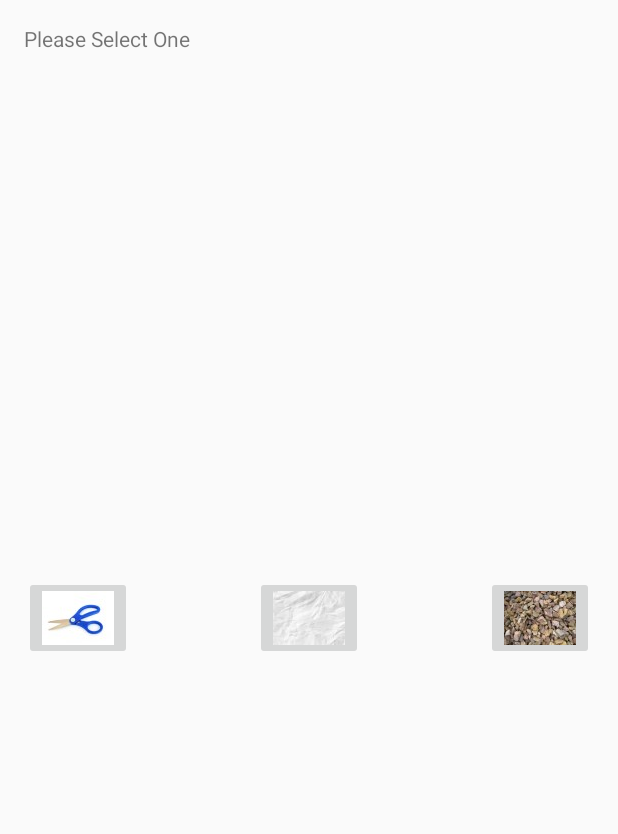
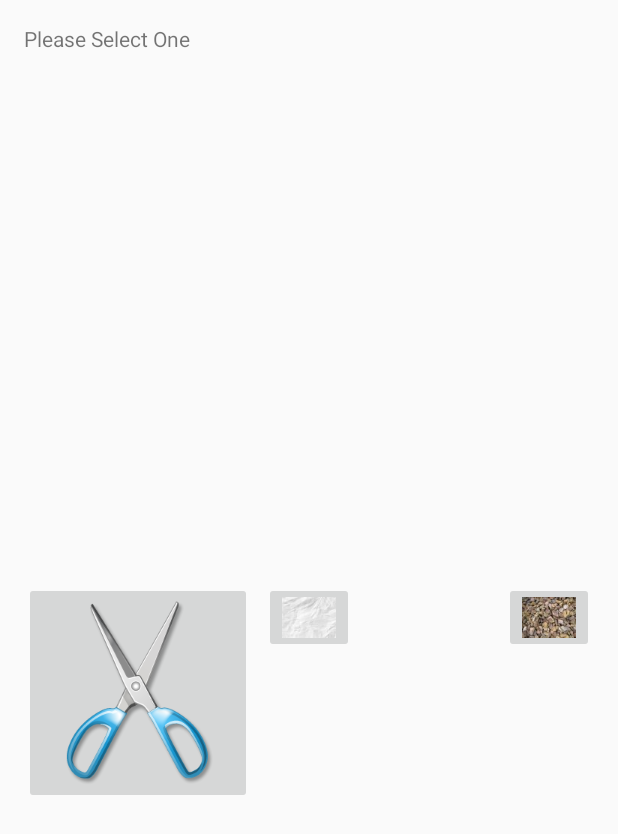
Before and after one commit to alex9249/Homework1, an Android app: the screen it shows after launch (MyActivity), on a phone screen of 412 x 824 dp. Shown: the top 834 px of the screen. Run offline under Robolectric (Android 15) with nearby library versions, the phone set to English and light mode, and no system bars; 2 statements that could not run were skipped.

Commit message:
9 patch images

```diff
--- a/app/src/main/res/layout/activity_my.xml
+++ b/app/src/main/res/layout/activity_my.xml
@@ -23,7 +23,7 @@
         android:text="@string/rock_button"
 
         android:onClick="setRock"
-        android:src="@drawable/rockv2"
+        android:src="@drawable/rockv2_custom"
 
 
         android:layout_gravity="center_vertical"
@@ -49,7 +49,7 @@
         android:layout_height="wrap_content"
         android:text="@string/scissors_button"
 
-        android:src="@drawable/scissorv2"
+        android:src="@drawable/scissors"
 
         android:layout_gravity="center_vertical"
 
```
Also changed, not shown: app/src/main/res/drawable-hdpi/paperv2.9.png (added), app/src/main/res/drawable-hdpi/paperv2.jpg (deleted), app/src/main/res/drawable-hdpi/rockv2.jpg (deleted), app/src/main/res/drawable-hdpi/rockv2_custom.9.png (added), app/src/main/res/drawable-hdpi/scissors.9.png (added), app/src/main/res/drawable-hdpi/scissorv2.jpg (deleted), app/src/main/res/drawable-mdpi/paperv2.9.png (added), app/src/main/res/drawable-mdpi/rockv2_custom.9.png (added), app/src/main/res/drawable-mdpi/scissors.9.png (added), app/src/main/res/drawable-xhdpi/paperv2.9.png (added), app/src/main/res/drawable-xhdpi/rockv2_custom.9.png (added), app/src/main/res/drawable-xhdpi/scissors.9.png (added), app/src/main/res/drawable-xxhdpi/paperv2.9.png (added), app/src/main/res/drawable-xxhdpi/rockv2_custom.9.png (added), 1 more files.
